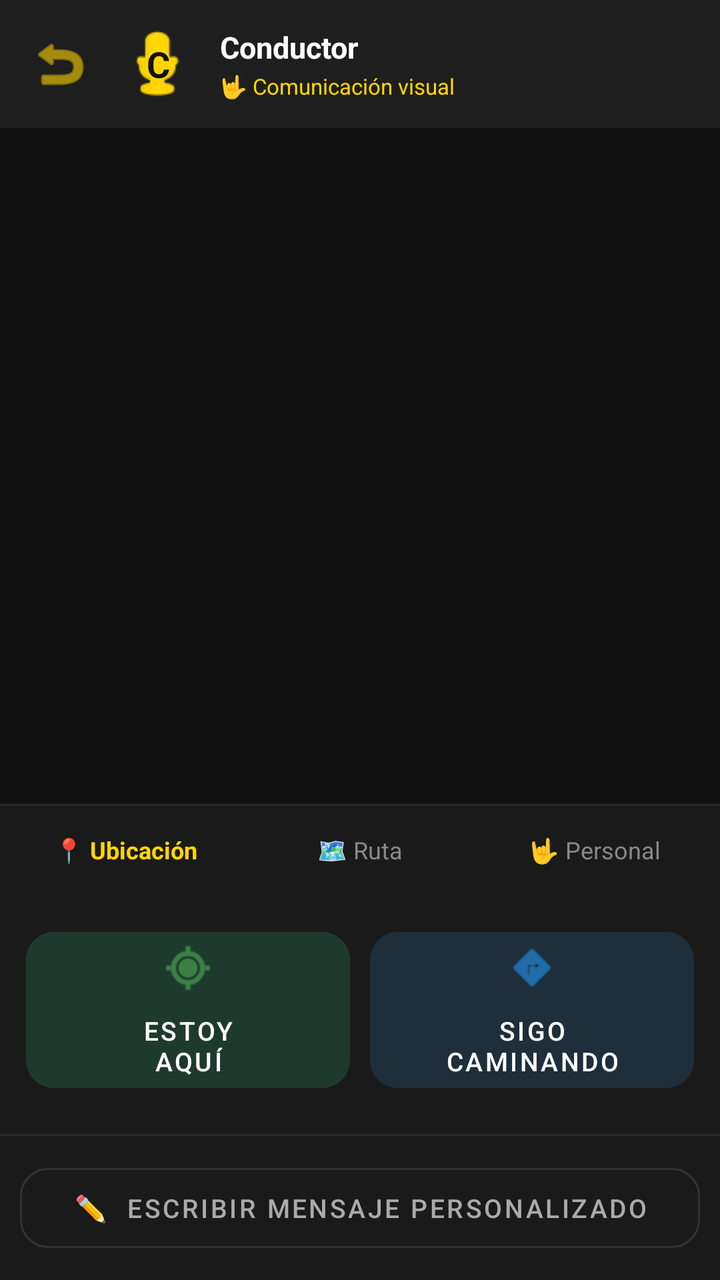
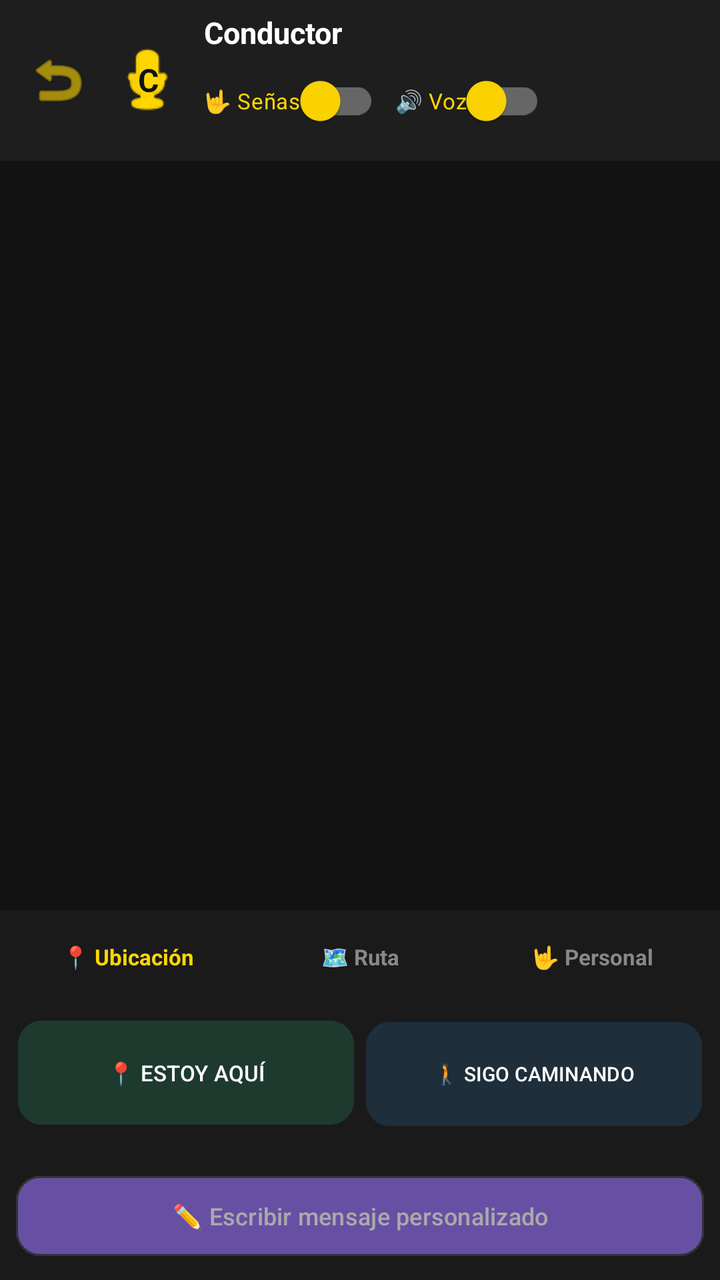

Before-and-after screenshots of an Android layout around one commit, followed by the original layout XML and the change that was made.
<!-- AndroidManifest.xml: application theme Theme.TaxiSign -->
<!-- res/layout/activity_chat_pasajero.xml -->
<?xml version="1.0" encoding="utf-8"?>
<androidx.constraintlayout.widget.ConstraintLayout
    xmlns:android="http://schemas.android.com/apk/res/android"
    xmlns:app="http://schemas.android.com/apk/res-auto"
    android:layout_width="match_parent"
    android:layout_height="match_parent"
    android:background="#121212">

    <LinearLayout
        android:id="@+id/header_chat"
        android:layout_width="0dp"
        android:layout_height="64dp"
        android:orientation="horizontal"
        android:gravity="center_vertical"
        android:paddingStart="8dp"
        android:paddingEnd="16dp"
        android:background="#1E1E1E"
        android:elevation="6dp"
        app:layout_constraintTop_toTopOf="parent"
        app:layout_constraintStart_toStartOf="parent"
        app:layout_constraintEnd_toEndOf="parent">

        <ImageButton
            android:id="@+id/btn_volver"
            android:layout_width="44dp"
            android:layout_height="44dp"
            android:background="?attr/selectableItemBackgroundBorderless"
            android:src="@android:drawable/ic_menu_revert"
            app:tint="#FFD600"
            android:contentDescription="Volver" />


        <TextView
            android:id="@+id/tv_avatar_conductor"
            android:layout_width="38dp"
            android:layout_height="38dp"
            android:layout_marginStart="8dp"
            android:gravity="center"
            android:text="C"
            android:textColor="#121212"
            android:textSize="18sp"
            android:textStyle="bold"
            android:background="@android:drawable/presence_audio_online"
            android:backgroundTint="#FFD600" />

        <LinearLayout
            android:layout_width="0dp"
            android:layout_height="wrap_content"
            android:layout_weight="1"
            android:orientation="vertical"
            android:layout_marginStart="12dp">

            <TextView
                android:id="@+id/tv_nombre_conductor"
                android:layout_width="wrap_content"
                android:layout_height="wrap_content"
                android:text="Conductor"
                android:textColor="#FFFFFF"
                android:textSize="15sp"
                android:textStyle="bold" />

            <TextView
                android:layout_width="wrap_content"
                android:layout_height="wrap_content"
                android:layout_marginTop="2dp"
                android:text="🤟 Comunicación visual"
                android:textColor="#FFD600"
                android:textSize="11sp" />
        </LinearLayout>

        <View
            android:id="@+id/indicador_nuevo_msg"
            android:layout_width="10dp"
            android:layout_height="10dp"
            android:background="@android:drawable/presence_online"
            android:visibility="gone" />
    </LinearLayout>

    <androidx.recyclerview.widget.RecyclerView
        android:id="@+id/recycler_mensajes"
        android:layout_width="0dp"
        android:layout_height="0dp"
        android:paddingTop="8dp"
        android:paddingBottom="8dp"
        android:clipToPadding="false"
        app:layout_constraintTop_toBottomOf="@id/header_chat"
        app:layout_constraintBottom_toTopOf="@id/card_respuesta_conductor"
        app:layout_constraintStart_toStartOf="parent"
        app:layout_constraintEnd_toEndOf="parent" />

    <androidx.cardview.widget.CardView
        android:id="@+id/card_respuesta_conductor"
        android:layout_width="0dp"
        android:layout_height="wrap_content"
        android:layout_marginStart="12dp"
        android:layout_marginEnd="12dp"
        android:layout_marginBottom="6dp"
        android:visibility="gone"
        app:cardCornerRadius="16dp"
        app:cardBackgroundColor="#1E1E1E"
        app:cardElevation="4dp"
        app:layout_constraintBottom_toTopOf="@id/layout_panel_inferior"
        app:layout_constraintStart_toStartOf="parent"
        app:layout_constraintEnd_toEndOf="parent">

        <LinearLayout
            android:layout_width="match_parent"
            android:layout_height="wrap_content"
            android:orientation="horizontal"
            android:gravity="center_vertical"
            android:padding="12dp">

            <TextView
                android:layout_width="32dp"
                android:layout_height="32dp"
                android:gravity="center"
                android:text="C"
                android:textColor="#121212"
                android:textSize="13sp"
                android:textStyle="bold"
                android:background="@android:drawable/toast_frame" />

            <TextView
                android:id="@+id/tv_respuesta_conductor"
                android:layout_width="0dp"
                android:layout_height="wrap_content"
                android:layout_weight="1"
                android:layout_marginStart="10dp"
                android:text="Entendido, ya voy"
                android:textColor="#FFFFFF"
                android:textSize="15sp" />
        </LinearLayout>
    </androidx.cardview.widget.CardView>

    <LinearLayout
        android:id="@+id/layout_panel_inferior"
        android:layout_width="0dp"
        android:layout_height="wrap_content"
        android:orientation="vertical"
        android:background="#1A1A1A"
        android:elevation="8dp"
        app:layout_constraintBottom_toBottomOf="parent"
        app:layout_constraintStart_toStartOf="parent"
        app:layout_constraintEnd_toEndOf="parent">

        <View
            android:layout_width="match_parent"
            android:layout_height="1dp"
            android:background="#2A2A2A" />

        <LinearLayout
            android:layout_width="match_parent"
            android:layout_height="44dp"
            android:orientation="horizontal"
            android:paddingStart="8dp"
            android:paddingEnd="8dp"
            android:paddingTop="4dp">

            <TextView
                android:id="@+id/tab_ubicacion"
                android:layout_width="0dp"
                android:layout_height="match_parent"
                android:layout_weight="1"
                android:gravity="center"
                android:text="📍 Ubicación"
                android:textColor="#FFD600"
                android:textSize="12sp"
                android:textStyle="bold"
                android:layout_marginEnd="4dp"
                android:paddingBottom="4dp" />

            <TextView
                android:id="@+id/tab_instrucciones"
                android:layout_width="0dp"
                android:layout_height="match_parent"
                android:layout_weight="1"
                android:gravity="center"
                android:text="🗺️ Ruta"
                android:textColor="#888888"
                android:textSize="12sp"
                android:layout_marginStart="4dp"
                android:layout_marginEnd="4dp"
                android:paddingBottom="4dp" />

            <TextView
                android:id="@+id/tab_personal"
                android:layout_width="0dp"
                android:layout_height="match_parent"
                android:layout_weight="1"
                android:gravity="center"
                android:text="🤟 Personal"
                android:textColor="#888888"
                android:textSize="12sp"
                android:layout_marginStart="4dp"
                android:paddingBottom="4dp" />
        </LinearLayout>

        <GridLayout
            android:id="@+id/grid_ubicacion"
            android:layout_width="match_parent"
            android:layout_height="wrap_content"
            android:columnCount="2"
            android:padding="8dp"
            android:visibility="visible">

            <com.google.android.material.button.MaterialButton
                android:id="@+id/btn_estoy_aqui"
                style="@style/Widget.MaterialComponents.Button.UnelevatedButton"
                android:layout_width="0dp"
                android:layout_height="90dp"
                android:layout_columnWeight="1"
                android:layout_margin="5dp"
                android:backgroundTint="#1E3A2F"
                android:text="ESTOY\nAQUÍ"
                android:textSize="13sp"
                android:textColor="#FFFFFF"
                app:cornerRadius="14dp"
                app:icon="@android:drawable/ic_menu_mylocation"
                app:iconGravity="top"
                app:iconSize="28dp"
                app:iconTint="#4CAF50" />

            <com.google.android.material.button.MaterialButton
                android:id="@+id/btn_sigo_caminando"
                style="@style/Widget.MaterialComponents.Button.UnelevatedButton"
                android:layout_width="0dp"
                android:layout_height="90dp"
                android:layout_columnWeight="1"
                android:layout_margin="5dp"
                android:backgroundTint="#1E2E3A"
                android:text="SIGO\nCAMINANDO"
                android:textSize="13sp"
                android:textColor="#FFFFFF"
                app:cornerRadius="14dp"
                app:icon="@android:drawable/ic_menu_directions"
                app:iconGravity="top"
                app:iconSize="28dp"
                app:iconTint="#2196F3" />
        </GridLayout>

        <View
            android:layout_width="match_parent"
            android:layout_height="1dp"
            android:layout_marginTop="4dp"
            android:background="#2A2A2A" />

        <LinearLayout
            android:layout_width="match_parent"
            android:layout_height="wrap_content"
            android:orientation="horizontal"
            android:gravity="center_vertical"
            android:padding="10dp">

            <com.google.android.material.button.MaterialButton
                android:id="@+id/btn_mensaje_libre"
                style="@style/Widget.MaterialComponents.Button.OutlinedButton"
                android:layout_width="match_parent"
                android:layout_height="52dp"
                android:layout_weight="0"
                android:text="✏️  Escribir mensaje personalizado"
                android:textColor="#AAAAAA"
                android:textSize="13sp"
                app:cornerRadius="14dp"
                app:strokeColor="#333333"
                app:strokeWidth="1dp" />

            <EditText
                android:id="@+id/et_mensaje_libre"
                android:layout_width="0dp"
                android:layout_height="wrap_content"
                android:layout_weight="1"
                android:visibility="gone"
                android:textColor="#FFFFFF"
                android:textSize="14sp"
                android:hint="Escribe tu mensaje..."
                android:textColorHint="#555555" android:maxLines="3"
                android:inputType="textMultiLine|textCapSentences" />

            <ImageButton
                android:id="@+id/btn_enviar_libre"
                android:layout_width="48dp"
                android:layout_height="48dp"
                android:layout_marginStart="8dp"
                android:visibility="gone"
                android:src="@android:drawable/ic_menu_send"
                app:tint="#121212"
                android:contentDescription="Enviar mensaje" />
        </LinearLayout>
    </LinearLayout>
</androidx.constraintlayout.widget.ConstraintLayout>
<!-- resources referenced by this layout -->
<resources>
  <style name="Theme.TaxiSign" parent="Base.Theme.TaxiSign" />
  <style name="Base.Theme.TaxiSign" parent="Theme.Material3.DayNight.NoActionBar">
          
          
      </style>
</resources>

<!-- the commit's change to res/layout/activity_chat_pasajero.xml (unified diff, before → after) -->
@@ -4,41 +4,43 @@
     xmlns:app="http://schemas.android.com/apk/res-auto"
     android:layout_width="match_parent"
     android:layout_height="match_parent"
-    android:background="#121212">
+    android:background="#121212"
+    android:fitsSystemWindows="true">
 
     <LinearLayout
         android:id="@+id/header_chat"
         android:layout_width="0dp"
-        android:layout_height="64dp"
+        android:layout_height="wrap_content"
+        android:minHeight="60dp"
         android:orientation="horizontal"
         android:gravity="center_vertical"
         android:paddingStart="8dp"
-        android:paddingEnd="16dp"
+        android:paddingEnd="12dp"
+        android:paddingTop="6dp"
+        android:paddingBottom="6dp"
         android:background="#1E1E1E"
-        android:elevation="6dp"
         app:layout_constraintTop_toTopOf="parent"
         app:layout_constraintStart_toStartOf="parent"
         app:layout_constraintEnd_toEndOf="parent">
 
         <ImageButton
             android:id="@+id/btn_volver"
-            android:layout_width="44dp"
-            android:layout_height="44dp"
+            android:layout_width="42dp"
+            android:layout_height="42dp"
             android:background="?attr/selectableItemBackgroundBorderless"
             android:src="@android:drawable/ic_menu_revert"
             app:tint="#FFD600"
             android:contentDescription="Volver" />
 
-
         <TextView
             android:id="@+id/tv_avatar_conductor"
-            android:layout_width="38dp"
-            android:layout_height="38dp"
-            android:layout_marginStart="8dp"
+            android:layout_width="36dp"
+            android:layout_height="36dp"
+            android:layout_marginStart="6dp"
             android:gravity="center"
             android:text="C"
             android:textColor="#121212"
-            android:textSize="18sp"
+            android:textSize="16sp"
             android:textStyle="bold"
             android:background="@android:drawable/presence_audio_online"
             android:backgroundTint="#FFD600" />
@@ -48,7 +50,7 @@
             android:layout_height="wrap_content"
             android:layout_weight="1"
             android:orientation="vertical"
-            android:layout_marginStart="12dp">
+            android:layout_marginStart="10dp">
 
             <TextView
                 android:id="@+id/tv_nombre_conductor"
@@ -59,13 +61,34 @@
                 android:textSize="15sp"
                 android:textStyle="bold" />
 
-            <TextView
+            <LinearLayout
                 android:layout_width="wrap_content"
                 android:layout_height="wrap_content"
-                android:layout_marginTop="2dp"
-                android:text="🤟 Comunicación visual"
-                android:textColor="#FFD600"
-                android:textSize="11sp" />
+                android:orientation="horizontal">
+
+                <androidx.appcompat.widget.SwitchCompat
+                    android:id="@+id/switch_modo_senas"
+                    android:layout_width="wrap_content"
+                    android:layout_height="wrap_content"
+                    android:text="🤟 Señas"
+                    android:textColor="#FFD600"
+                    android:textSize="11sp"
+                    app:thumbTint="#FFD600"
+                    app:trackTint="#666666" />
+
+                <androidx.appcompat.widget.SwitchCompat
+                    android:id="@+id/switch_modo_voz"
+                    android:layout_width="wrap_content"
+                    android:layout_height="wrap_content"
+                    android:layout_marginStart="8dp"
+                    android:text="🔊 Voz"
+                    android:textColor="#FFD600"
+                    android:textSize="11sp"
+                    app:thumbTint="#FFD600"
+                    app:trackTint="#666666" />
+
+            </LinearLayout>
+
         </LinearLayout>
 
         <View
@@ -74,14 +97,17 @@
             android:layout_height="10dp"
             android:background="@android:drawable/presence_online"
             android:visibility="gone" />
+
     </LinearLayout>
 
     <androidx.recyclerview.widget.RecyclerView
         android:id="@+id/recycler_mensajes"
         android:layout_width="0dp"
         android:layout_height="0dp"
-        android:paddingTop="8dp"
-        android:paddingBottom="8dp"
+        android:paddingTop="12dp"
+        android:paddingBottom="12dp"
+        android:paddingStart="6dp"
+        android:paddingEnd="6dp"
         android:clipToPadding="false"
         app:layout_constraintTop_toBottomOf="@id/header_chat"
         app:layout_constraintBottom_toTopOf="@id/card_respuesta_conductor"
@@ -92,11 +118,11 @@
         android:id="@+id/card_respuesta_conductor"
         android:layout_width="0dp"
         android:layout_height="wrap_content"
-        android:layout_marginStart="12dp"
-        android:layout_marginEnd="12dp"
-        android:layout_marginBottom="6dp"
+        android:layout_marginStart="10dp"
+        android:layout_marginEnd="10dp"
+        android:layout_marginBottom="4dp"
         android:visibility="gone"
-        app:cardCornerRadius="16dp"
+        app:cardCornerRadius="14dp"
         app:cardBackgroundColor="#1E1E1E"
         app:cardElevation="4dp"
         app:layout_constraintBottom_toTopOf="@id/layout_panel_inferior"
@@ -108,11 +134,11 @@
             android:layout_height="wrap_content"
             android:orientation="horizontal"
             android:gravity="center_vertical"
-            android:padding="12dp">
-
-            <TextView
-                android:layout_width="32dp"
-                android:layout_height="32dp"
+            android:padding="10dp">
+
+            <TextView
+                android:layout_width="30dp"
+                android:layout_height="30dp"
                 android:gravity="center"
                 android:text="C"
                 android:textColor="#121212"
@@ -128,8 +154,27 @@
                 android:layout_marginStart="10dp"
                 android:text="Entendido, ya voy"
                 android:textColor="#FFFFFF"
-                android:textSize="15sp" />
-        </LinearLayout>
+                android:textSize="14sp" />
+
+            <com.google.android.material.button.MaterialButton
+                android:id="@+id/btn_ver_senas"
+                android:layout_width="wrap_content"
+                android:layout_height="wrap_content"
+                android:layout_marginStart="8dp"
+                android:text="🤟"
+                android:textSize="18sp"
+                android:insetTop="0dp"
+                android:insetBottom="0dp"
+                android:minWidth="0dp"
+                android:paddingStart="14dp"
+                android:paddingEnd="14dp"
+                app:cornerRadius="12dp"
+                app:backgroundTint="#FFD600"
+                android:textColor="#1A1A2E"
+                android:contentDescription="Ver mensaje en señas" />
+
+        </LinearLayout>
+
     </androidx.cardview.widget.CardView>
 
     <LinearLayout
@@ -138,22 +183,16 @@
         android:layout_height="wrap_content"
         android:orientation="vertical"
         android:background="#1A1A1A"
-        android:elevation="8dp"
         app:layout_constraintBottom_toBottomOf="parent"
         app:layout_constraintStart_toStartOf="parent"
         app:layout_constraintEnd_toEndOf="parent">
 
-        <View
+        <LinearLayout
             android:layout_width="match_parent"
-            android:layout_height="1dp"
-            android:background="#2A2A2A" />
-
-        <LinearLayout
-            android:layout_width="match_parent"
-            android:layout_height="44dp"
+            android:layout_height="42dp"
             android:orientation="horizontal"
-            android:paddingStart="8dp"
-            android:paddingEnd="8dp"
+            android:paddingStart="6dp"
+            android:paddingEnd="6dp"
             android:paddingTop="4dp">
 
             <TextView
@@ -164,10 +203,8 @@
                 android:gravity="center"
                 android:text="📍 Ubicación"
                 android:textColor="#FFD600"
-                android:textSize="12sp"
-                android:textStyle="bold"
-                android:layout_marginEnd="4dp"
-                android:paddingBottom="4dp" />
+                android:textSize="11sp"
+                android:textStyle="bold" />
 
             <TextView
                 android:id="@+id/tab_instrucciones"
@@ -177,10 +214,8 @@
                 android:gravity="center"
                 android:text="🗺️ Ruta"
                 android:textColor="#888888"
-                android:textSize="12sp"
-                android:layout_marginStart="4dp"
-                android:layout_marginEnd="4dp"
-                android:paddingBottom="4dp" />
+                android:textSize="11sp"
+                android:textStyle="bold" />
 
             <TextView
                 android:id="@+id/tab_personal"
@@ -190,101 +225,173 @@
                 android:gravity="center"
                 android:text="🤟 Personal"
                 android:textColor="#888888"
-                android:textSize="12sp"
-                android:layout_marginStart="4dp"
-                android:paddingBottom="4dp" />
-        </LinearLayout>
-
-        <GridLayout
-            android:id="@+id/grid_ubicacion"
+                android:textSize="11sp"
+                android:textStyle="bold" />
+
+        </LinearLayout>
+
+        <LinearLayout
+            android:id="@+id/contenedor_respuestas_rapidas"
             android:layout_width="match_parent"
             android:layout_height="wrap_content"
-            android:columnCount="2"
-            android:padding="8dp"
-            android:visibility="visible">
-
-            <com.google.android.material.button.MaterialButton
-                android:id="@+id/btn_estoy_aqui"
-                style="@style/Widget.MaterialComponents.Button.UnelevatedButton"
-                android:layout_width="0dp"
-                android:layout_height="90dp"
-                android:layout_columnWeight="1"
-                android:layout_margin="5dp"
-                android:backgroundTint="#1E3A2F"
-                android:text="ESTOY\nAQUÍ"
-                android:textSize="13sp"
-                android:textColor="#FFFFFF"
-                app:cornerRadius="14dp"
-                app:icon="@android:drawable/ic_menu_mylocation"
-                app:iconGravity="top"
-                app:iconSize="28dp"
-                app:iconTint="#4CAF50" />
-
-            <com.google.android.material.button.MaterialButton
-                android:id="@+id/btn_sigo_caminando"
-                style="@style/Widget.MaterialComponents.Button.UnelevatedButton"
-                android:layout_width="0dp"
-                android:layout_height="90dp"
-                android:layout_columnWeight="1"
-                android:layout_margin="5dp"
-                android:backgroundTint="#1E2E3A"
-                android:text="SIGO\nCAMINANDO"
-                android:textSize="13sp"
-                android:textColor="#FFFFFF"
-                app:cornerRadius="14dp"
-                app:icon="@android:drawable/ic_menu_directions"
-                app:iconGravity="top"
-                app:iconSize="28dp"
-                app:iconTint="#2196F3" />
-        </GridLayout>
-
-        <View
+            android:orientation="vertical">
+
+            <GridLayout
+                android:id="@+id/grid_ubicacion"
+                android:layout_width="match_parent"
+                android:layout_height="wrap_content"
+                android:columnCount="2"
+                android:padding="6dp"
+                android:visibility="visible">
+
+                <com.google.android.material.button.MaterialButton
+                    android:id="@+id/btn_estoy_aqui"
+                    android:layout_width="0dp"
+                    android:layout_height="60dp"
+                    android:layout_columnWeight="1"
+                    android:layout_margin="3dp"
+                    android:backgroundTint="#1E3A2F"
+                    android:text="📍 ESTOY AQUÍ"
+                    android:textSize="11sp"
+                    android:textColor="#FFFFFF"
+                    app:cornerRadius="12dp" />
+
+                <com.google.android.material.button.MaterialButton
+                    android:id="@+id/btn_sigo_caminando"
+                    android:layout_width="0dp"
+                    android:layout_height="60dp"
+                    android:layout_columnWeight="1"
+                    android:layout_margin="3dp"
+                    android:backgroundTint="#1E2E3A"
+                    android:text="🚶 SIGO CAMINANDO"
+                    android:textSize="10sp"
+                    android:textColor="#FFFFFF"
+                    app:cornerRadius="12dp" />
+
+            </GridLayout>
+
+            <GridLayout
+                android:id="@+id/grid_instrucciones"
+                android:layout_width="match_parent"
+                android:layout_height="wrap_content"
+                android:columnCount="2"
+                android:padding="6dp"
+                android:visibility="gone">
+
+                <com.google.android.material.button.MaterialButton
+                    android:id="@+id/btn_esperame"
+                    android:layout_width="0dp"
+                    android:layout_height="60dp"
+                    android:layout_columnWeight="1"
+                    android:layout_margin="3dp"
+                    android:backgroundTint="#3A2E1E"
+                    android:text="⏳ ESPÉRAME"
+                    android:textSize="11sp"
+                    android:textColor="#FFFFFF"
+                    app:cornerRadius="12dp" />
+
+                <com.google.android.material.button.MaterialButton
+                    android:id="@+id/btn_estoy_saliendo"
+                    android:layout_width="0dp"
+                    android:layout_height="60dp"
+                    android:layout_columnWeight="1"
+                    android:layout_margin="3dp"
+                    android:backgroundTint="#263A1E"
+                    android:text="🚪 ESTOY SALIENDO"
+                    android:textSize="10sp"
+                    android:textColor="#FFFFFF"
+                    app:cornerRadius="12dp" />
+
+            </GridLayout>
+
+            <GridLayout
+                android:id="@+id/grid_personal"
+                android:layout_width="match_parent"
+                android:layout_height="wrap_content"
+                android:columnCount="2"
+                android:padding="6dp"
+                android:visibility="gone">
+
+                <com.google.android.material.button.MaterialButton
+                    android:id="@+id/btn_no_puedo_hablar"
+                    android:layout_width="0dp"
+                    android:layout_height="60dp"
+                    android:layout_columnWeight="1"
+                    android:layout_margin="3dp"
+                    android:backgroundTint="#3A1E1E"
+                    android:text="🤟 NO PUEDO HABLAR"
+                    android:textSize="10sp"
+                    android:textColor="#FFFFFF"
+                    app:cornerRadius="12dp" />
+
+                <com.google.android.material.button.MaterialButton
+                    android:id="@+id/btn_usa_chat"
+                    android:layout_width="0dp"
+                    android:layout_height="60dp"
+                    android:layout_columnWeight="1"
+                    android:layout_margin="3dp"
+                    android:backgroundTint="#1E293B"
+                    android:text="💬 USA EL CHAT"
+                    android:textSize="11sp"
+                    android:textColor="#FFFFFF"
+                    app:cornerRadius="12dp" />
+
+            </GridLayout>
+
+        </LinearLayout>
+
+        <LinearLayout
+            android:id="@+id/contenedor_mensaje_libre"
             android:layout_width="match_parent"
-            android:layout_height="1dp"
-            android:layout_marginTop="4dp"
-            android:background="#2A2A2A" />
-
-        <LinearLayout
-            android:layout_width="match_parent"
-            android:layout_height="wrap_content"
+            android:layout_height="64dp"
             android:orientation="horizontal"
             android:gravity="center_vertical"
-            android:padding="10dp">
+            android:paddingStart="8dp"
+            android:paddingEnd="8dp"
+            android:paddingTop="7dp"
+            android:paddingBottom="7dp">
 
             <com.google.android.material.button.MaterialButton
                 android:id="@+id/btn_mensaje_libre"
-                style="@style/Widget.MaterialComponents.Button.OutlinedButton"
                 android:layout_width="match_parent"
-                android:layout_height="52dp"
-                android:layout_weight="0"
-                android:text="✏️  Escribir mensaje personalizado"
+                android:layout_height="48dp"
+                android:text="✏️ Escribir mensaje personalizado"
                 android:textColor="#AAAAAA"
-                android:textSize="13sp"
-                app:cornerRadius="14dp"
+                android:textSize="12sp"
+                app:cornerRadius="12dp"
                 app:strokeColor="#333333"
                 app:strokeWidth="1dp" />
 
             <EditText
                 android:id="@+id/et_mensaje_libre"
                 android:layout_width="0dp"
-                android:layout_height="wrap_content"
+                android:layout_height="48dp"
                 android:layout_weight="1"
                 android:visibility="gone"
+                android:background="#242424"
+                android:paddingStart="12dp"
+                android:paddingEnd="12dp"
+                android:hint="Escribe..."
+                android:textColorHint="#777777"
                 android:textColor="#FFFFFF"
-                android:textSize="14sp"
-                android:hint="Escribe tu mensaje..."
-                android:textColorHint="#555555" android:maxLines="3"
-                android:inputType="textMultiLine|textCapSentences" />
+                android:textSize="13sp"
+                android:maxLines="1"
+                android:singleLine="true"
+                android:inputType="textCapSentences" />
 
             <ImageButton
                 android:id="@+id/btn_enviar_libre"
                 android:layout_width="48dp"
                 android:layout_height="48dp"
-                android:layout_marginStart="8dp"
+                android:layout_marginStart="6dp"
                 android:visibility="gone"
+                android:background="#FFD600"
                 android:src="@android:drawable/ic_menu_send"
                 app:tint="#121212"
                 android:contentDescription="Enviar mensaje" />
-        </LinearLayout>
+
+        </LinearLayout>
+
     </LinearLayout>
+
 </androidx.constraintlayout.widget.ConstraintLayout>
